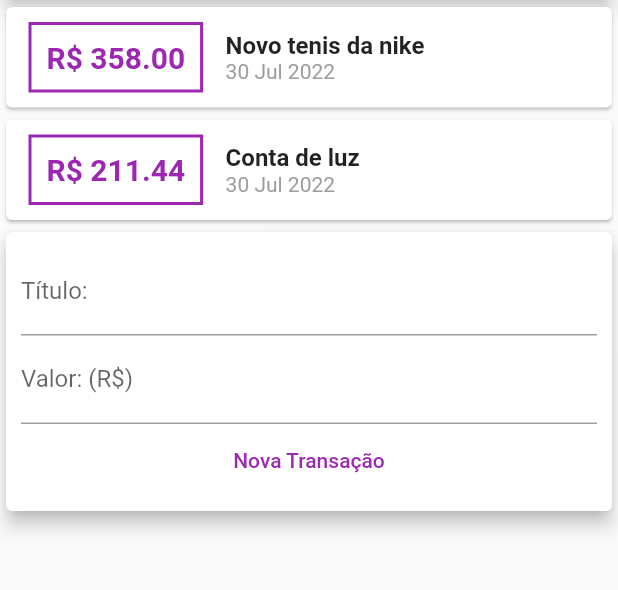
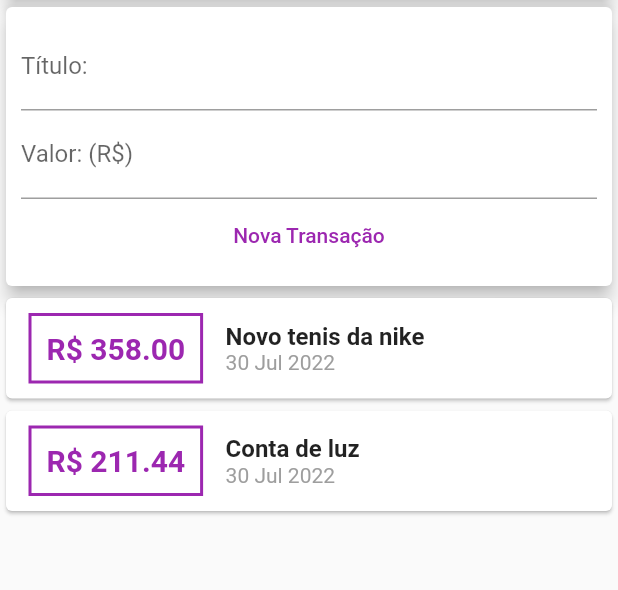
Before and after one commit to FabianoSouzaPereira/expenses, a Flutter app: the screen it shows after launch, on a phone screen of 412 x 824 dp, the part 119-709 px from its top. Run offline on Flutter 3.47's test engine with Material 2 defaults, Android fonts, the phone set to English and light mode, and no system bars.

Commit message:
add scrow

```diff
--- a/lib/components/transaction_list.dart
+++ b/lib/components/transaction_list.dart
@@ -9,7 +9,10 @@ class TransactionList extends StatelessWidget {
 
   @override
   Widget build(BuildContext context) {
-    return Column(
+    return Container(
+      height: 300,
+      child: SingleChildScrollView(
+        child: Column(
           children: transactions.map((tr) {
             return Card(
                 child: Row(
@@ -53,6 +56,8 @@ class TransactionList extends StatelessWidget {
               ],
             ));
           }).toList(),
+        ),
+      ),
     );
   }
 }
--- a/lib/components/transation_user.dart
+++ b/lib/components/transation_user.dart
@@ -40,8 +40,8 @@ class _TransationUserState extends State<TransationUser> {
   Widget build(BuildContext context) {
     return Column(
       children: [
+        TransactionForm(_addTransaction),
         TransactionList(_transactions),
-        TransactionForm(_addTransaction),
       ],
     );
   }
--- a/lib/main.dart
+++ b/lib/main.dart
@@ -22,7 +22,8 @@ class MyHomePage extends StatelessWidget {
       appBar: AppBar(
         title: const Text('Despesas Pessoais'),
       ),
-      body: Column(
+      body: SingleChildScrollView(
+        child: Column(
           crossAxisAlignment: CrossAxisAlignment.stretch,
           children: <Widget>[
             Container(
@@ -36,6 +37,7 @@ class MyHomePage extends StatelessWidget {
             TransationUser(),
           ],
         ),
+      ),
     );
   }
 }
```
Lines whose indentation alone changed are shown as unchanged.
